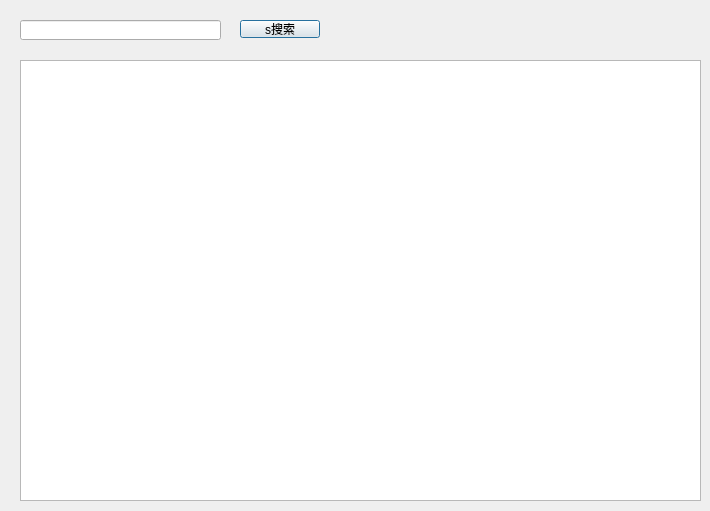
Old version of the form UIclass/appacount.ui in the repository droplazy/Mvision_server.
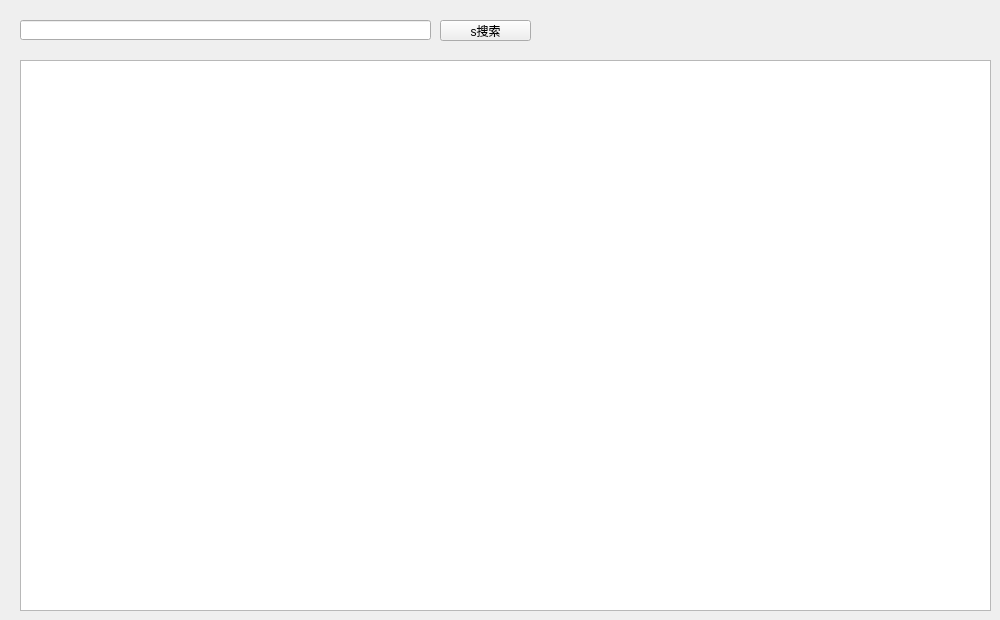
New version of the form.

What changed in the file:
```diff
--- a/UIclass/appacount.ui
+++ b/UIclass/appacount.ui
@@ -1,13 +1,13 @@
 <?xml version="1.0" encoding="UTF-8"?>
 <ui version="4.0">
  <class>appacount</class>
- <widget class="QDialog" name="appacount">
+ <widget class="QWidget" name="appacount">
   <property name="geometry">
    <rect>
     <x>0</x>
     <y>0</y>
-    <width>710</width>
-    <height>511</height>
+    <width>1000</width>
+    <height>620</height>
    </rect>
   </property>
   <property name="windowTitle">
@@ -18,7 +18,7 @@
     <rect>
      <x>20</x>
      <y>20</y>
-     <width>201</width>
+     <width>411</width>
      <height>20</height>
     </rect>
    </property>
@@ -26,10 +26,10 @@
   <widget class="QPushButton" name="pushButton_search">
    <property name="geometry">
     <rect>
-     <x>240</x>
+     <x>440</x>
      <y>20</y>
-     <width>80</width>
-     <height>18</height>
+     <width>91</width>
+     <height>21</height>
     </rect>
    </property>
    <property name="text">
@@ -41,8 +41,8 @@
     <rect>
      <x>20</x>
      <y>60</y>
-     <width>681</width>
-     <height>441</height>
+     <width>971</width>
+     <height>551</height>
     </rect>
    </property>
   </widget>
```
